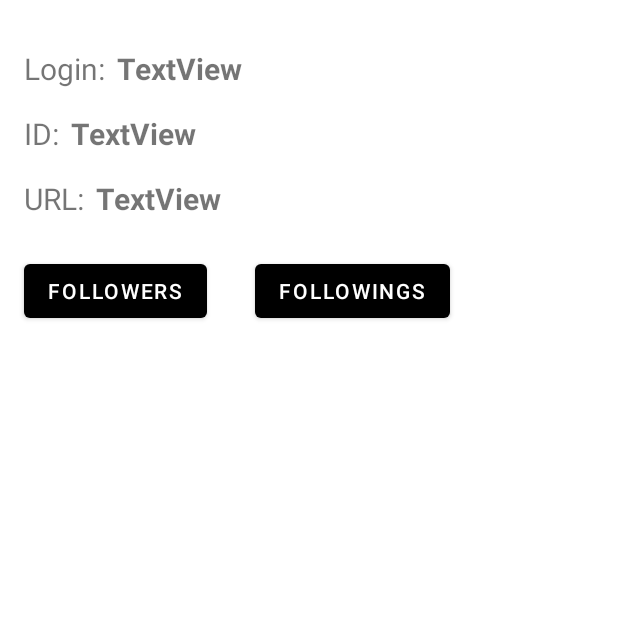
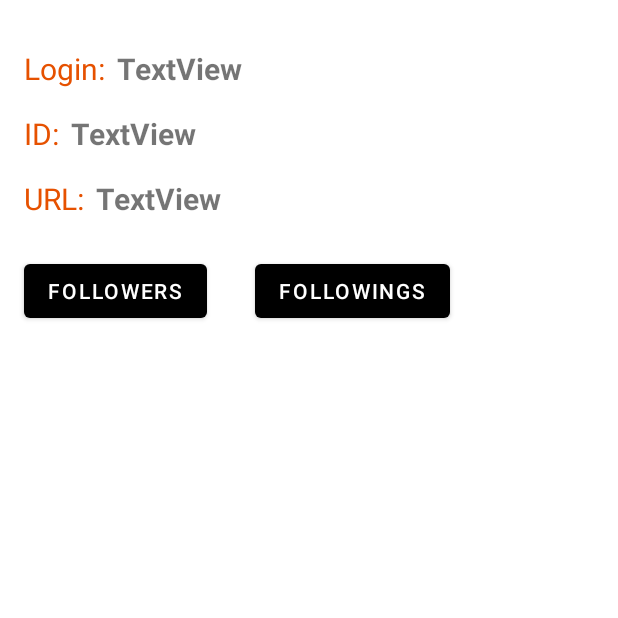
Before and after one commit to VyacheslavShumilov/RetrofitApp, an Android app: the UserInfoActivity screen opened directly, with no data from a screen before it, on a phone screen of 412 x 824 dp, the top half of it. Run offline under Robolectric (Android 15) with nearby library versions, the phone set to English and light mode, and no system bars; our stand-ins replace Picasso; pictures from the network do not load; 1 statement that could not run was skipped.

Commit message:
29.05.2022 добавил цвет текста полей Юзера

```diff
--- a/app/src/main/res/layout/activity_user_info.xml
+++ b/app/src/main/res/layout/activity_user_info.xml
@@ -24,6 +24,7 @@
         android:layout_marginStart="16dp"
         android:layout_marginTop="16dp"
         android:text="@string/login_user"
+        android:textColor="@color/user_info_text_color"
         app:layout_constraintStart_toStartOf="parent"
         app:layout_constraintTop_toBottomOf="@+id/imageView" />
 
@@ -45,6 +46,7 @@
         android:layout_marginTop="16dp"
         android:textSize="@dimen/text_size"
         android:text="@string/id_user"
+        android:textColor="@color/user_info_text_color"
         app:layout_constraintStart_toStartOf="@+id/textView3"
         app:layout_constraintTop_toBottomOf="@+id/textView3" />
 
@@ -66,6 +68,7 @@
         android:layout_marginTop="16dp"
         android:text="@string/url_user"
         android:textSize="@dimen/text_size"
+        android:textColor="@color/user_info_text_color"
         app:layout_constraintStart_toStartOf="@+id/textView5"
         app:layout_constraintTop_toBottomOf="@+id/textView5" />
 
--- a/app/src/main/res/values/colors.xml
+++ b/app/src/main/res/values/colors.xml
@@ -7,4 +7,5 @@
     <color name="teal_700">#FF018786</color>
     <color name="black">#FF000000</color>
     <color name="white">#FFFFFFFF</color>
+    <color name="user_info_text_color">#E65100</color>
 </resources>
```
